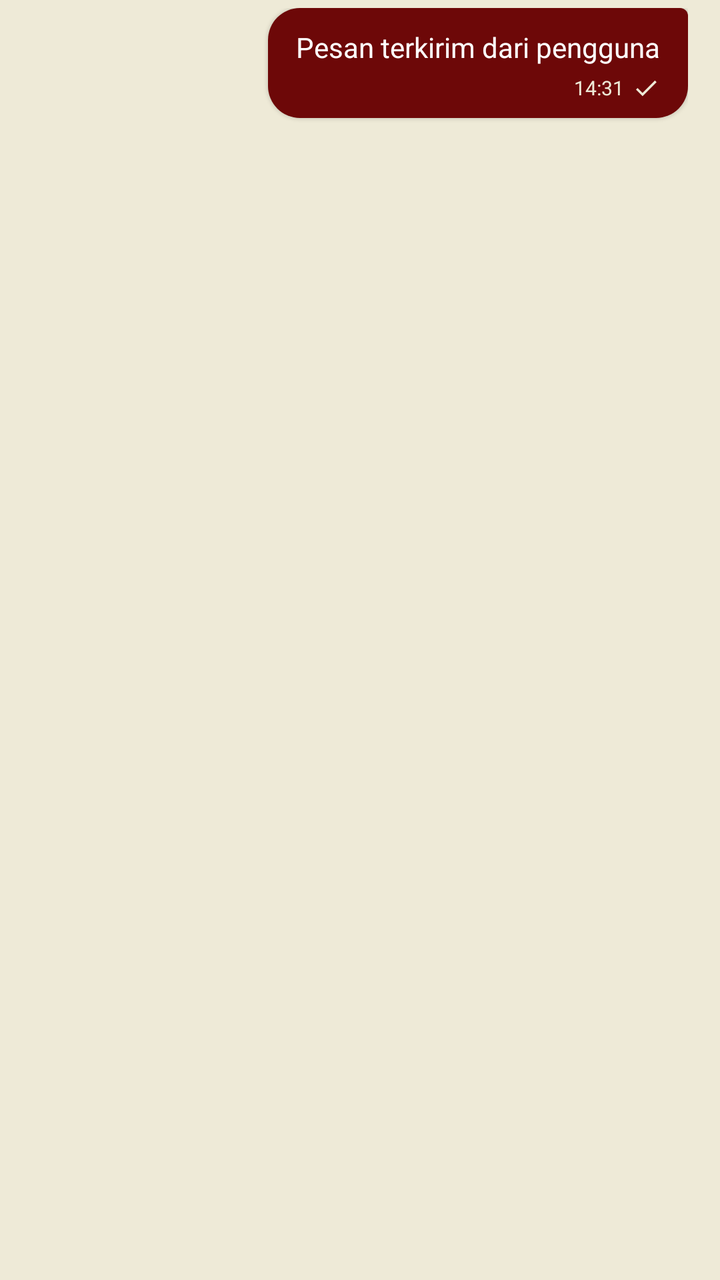
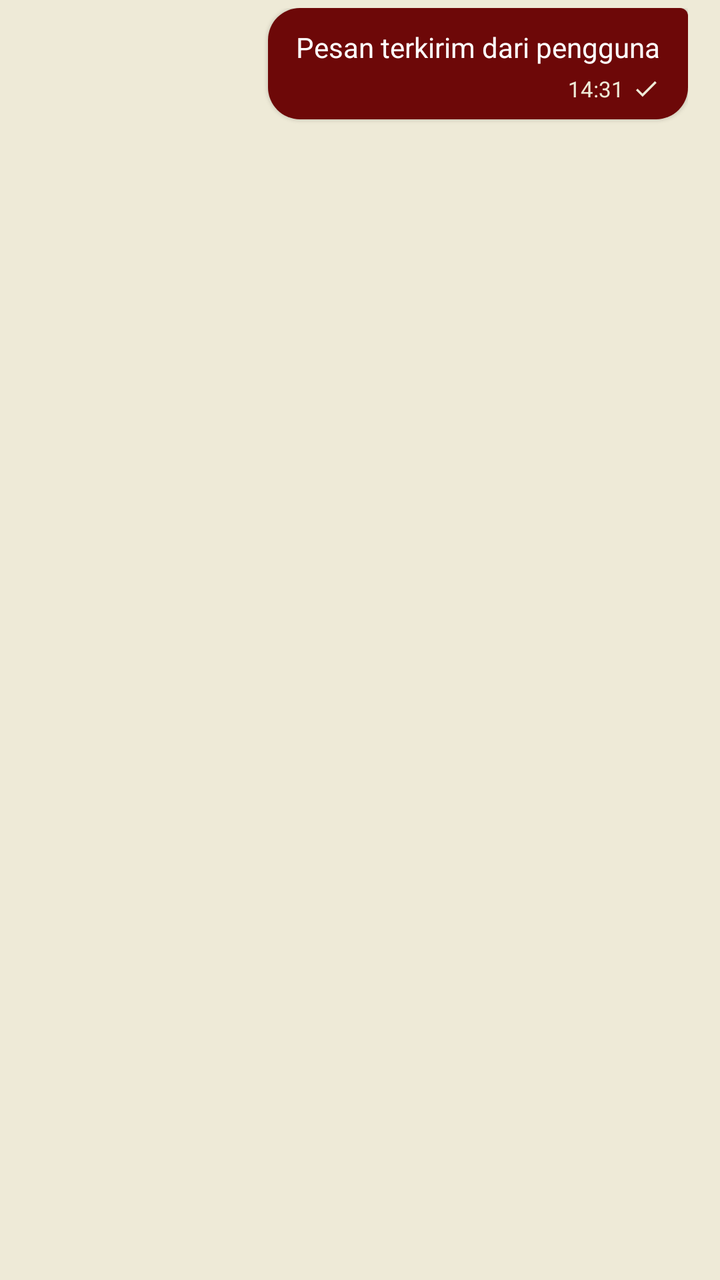

Compare the two renders of this Android layout. The source of the first and the diff that turns it into the second are given below.
<!-- AndroidManifest.xml: application theme Theme.CariKostKita -->
<!-- res/layout/item_chat_outgoing.xml -->
<?xml version="1.0" encoding="utf-8"?>
<LinearLayout xmlns:android="http://schemas.android.com/apk/res/android"
    xmlns:app="http://schemas.android.com/apk/res-auto"
    android:layout_width="match_parent"
    android:layout_height="wrap_content"
    android:gravity="end"
    android:orientation="vertical"
    android:paddingHorizontal="16dp"
    android:paddingVertical="4dp">

    <LinearLayout
        android:layout_width="wrap_content"
        android:layout_height="wrap_content"
        android:layout_marginStart="64dp"
        android:background="@drawable/bg_chat_outgoing"
        android:elevation="1dp"
        android:orientation="vertical"
        android:paddingHorizontal="14dp"
        android:paddingTop="10dp"
        android:paddingBottom="8dp">

        <TextView
            android:id="@+id/tv_chat_outgoing_message"
            android:layout_width="wrap_content"
            android:layout_height="wrap_content"
            android:fontFamily="sans-serif"
            android:lineSpacingExtra="3sp"
            android:text="Pesan terkirim dari pengguna"
            android:textColor="@color/white"
            android:textSize="14sp" />

        <LinearLayout
            android:layout_width="wrap_content"
            android:layout_height="wrap_content"
            android:layout_gravity="end"
            android:layout_marginTop="4dp"
            android:gravity="center_vertical"
            android:orientation="horizontal">

            <TextView
                android:id="@+id/tv_chat_outgoing_time"
                android:layout_width="wrap_content"
                android:layout_height="wrap_content"
                android:fontFamily="sans-serif"
                android:text="14:31"
                android:textColor="@color/on_primary"
                android:textSize="10sp" />

            <ImageView
                android:id="@+id/iv_chat_outgoing_status"
                android:layout_width="14dp"
                android:layout_height="14dp"
                android:layout_marginStart="4dp"
                android:src="@drawable/ic_check"
                app:tint="@color/on_primary" />
        </LinearLayout>
    </LinearLayout>

</LinearLayout>
<!-- resources referenced by this layout -->
<resources>
  <color name="on_primary">#EEEAD7</color>
  <color name="white">#FFFFFF</color>
  <!-- drawable bg_chat_outgoing (drawable) -->
  <?xml version="1.0" encoding="utf-8"?>
  <shape xmlns:android="http://schemas.android.com/apk/res/android"
      android:shape="rectangle">
      <solid android:color="@color/primary" />
      <corners
          android:topLeftRadius="16dp"
          android:topRightRadius="4dp"
          android:bottomLeftRadius="16dp"
          android:bottomRightRadius="16dp" />
  </shape>
  <!-- drawable ic_check (drawable) -->
  <vector xmlns:android="http://schemas.android.com/apk/res/android"
      android:width="24dp"
      android:height="24dp"
      android:viewportWidth="24"
      android:viewportHeight="24">
      <path
          android:fillColor="@color/text_primary"
          android:pathData="M9,16.17L4.83,12l-1.42,1.41L9,19 21,7l-1.41,-1.41z"/>
  </vector>
  <style name="Theme.CariKostKita" parent="Theme.Material3.DayNight.NoActionBar">
          
          <item name="colorPrimary">@color/primary</item>
          <item name="colorPrimaryDark">@color/primary_dark</item>
          <item name="colorOnPrimary">@color/on_primary</item>
          <item name="colorPrimaryContainer">@color/primary_soft</item>
          <item name="colorOnPrimaryContainer">@color/primary</item>
  
          
          <item name="android:windowBackground">@color/background</item>
          <item name="colorSurface">@color/surface</item>
          <item name="colorOnSurface">@color/text_primary</item>
          <item name="colorOutline">@color/border</item>
  
          
          <item name="android:statusBarColor">@color/primary_dark</item>
          <item name="android:windowLightStatusBar">false</item>
          <item name="android:navigationBarColor">@color/background</item>
          <item name="android:windowLightNavigationBar" tools:targetApi="o_mr1">true</item>
      </style>
  <color name="primary">#6D0808</color>
  <color name="text_primary">#1C1917</color>
  <color name="primary_dark">#620808</color>
  <color name="primary_soft">#F4EFE0</color>
  <color name="background">#EEEAD7</color>
  <color name="surface">#FFFFFF</color>
  <color name="border">#D8D2BC</color>
</resources>

<!-- the commit's change to res/layout/item_chat_outgoing.xml (unified diff, before → after) -->
@@ -44,7 +44,7 @@
                 android:fontFamily="sans-serif"
                 android:text="14:31"
                 android:textColor="@color/on_primary"
-                android:textSize="10sp" />
+                android:textSize="11sp" />
 
             <ImageView
                 android:id="@+id/iv_chat_outgoing_status"
